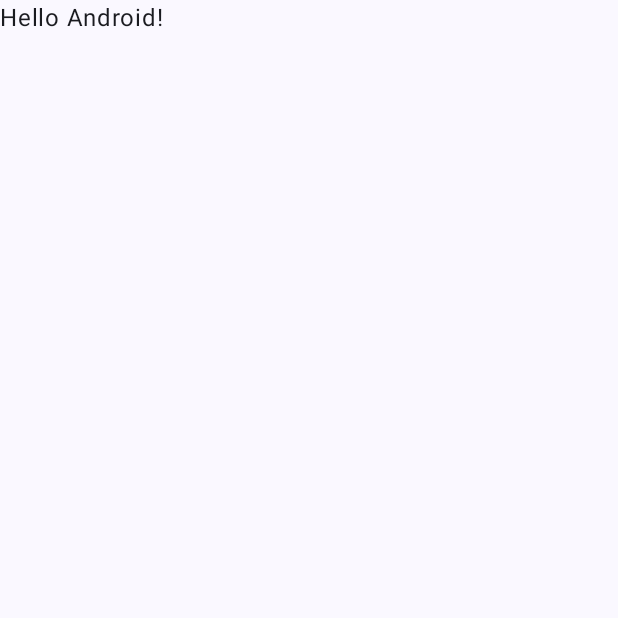
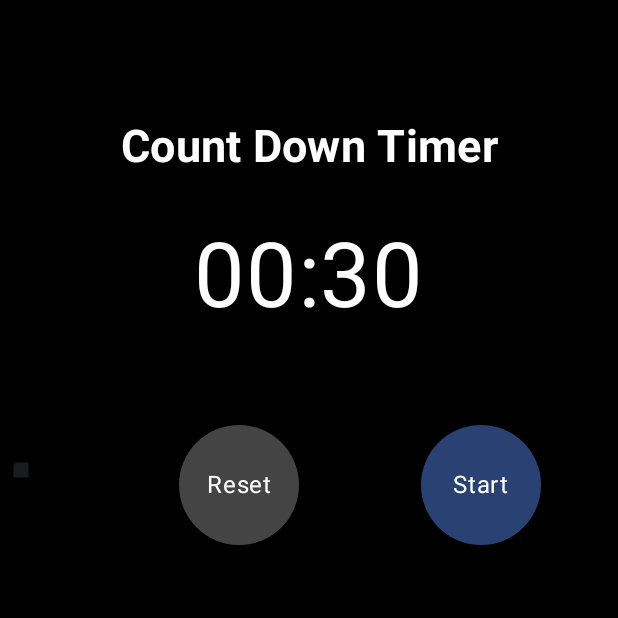
Before and after one commit to NgDucHieus/Modifier, an Android app built with Jetpack Compose: the screen it shows after launch (MainActivity), on a phone screen of 412 x 824 dp, the top half of it. Before the commit the part shown is almost empty. Run offline under Robolectric (Android 15) with nearby library versions, the phone set to English and light mode, and no system bars; our stand-ins replace livedata-compose.

Commit message:
base App

```diff
--- a/app/build.gradle
+++ b/app/build.gradle
@@ -29,6 +29,7 @@ android {
     compileOptions {
         sourceCompatibility JavaVersion.VERSION_1_8
         targetCompatibility JavaVersion.VERSION_1_8
+        coreLibraryDesugaringEnabled true
     }
     kotlinOptions {
         jvmTarget = '1.8'
@@ -47,7 +48,8 @@ android {
 }
 
 dependencies {
-
+    implementation "androidx.compose.runtime:runtime-livedata:1.5.1"
+    coreLibraryDesugaring("com.android.tools:desugar_jdk_libs:1.1.5")
     implementation 'androidx.core:core-ktx:1.8.0'
     implementation platform('org.jetbrains.kotlin:kotlin-bom:1.8.0')
     implementation 'androidx.lifecycle:lifecycle-runtime-ktx:2.3.1'
--- a/app/src/main/java/com/example/madteamb/MainActivity.kt
+++ b/app/src/main/java/com/example/madteamb/MainActivity.kt
@@ -10,7 +10,9 @@ import androidx.compose.material3.Text
 import androidx.compose.runtime.Composable
 import androidx.compose.ui.Modifier
 import androidx.compose.ui.tooling.preview.Preview
+import com.example.madteamb.model.TimerViewModel
 import com.example.madteamb.ui.theme.MadTeamBTheme
+import com.example.madteamb.ui.theme.ext.TimerHomeScreen
 
 class MainActivity : ComponentActivity() {
     override fun onCreate(savedInstanceState: Bundle?) {
@@ -22,25 +24,10 @@ class MainActivity : ComponentActivity() {
                     modifier = Modifier.fillMaxSize(),
                     color = MaterialTheme.colorScheme.background
                 ) {
-                    Greeting("Android")
+                    TimerHomeScreen(viewModel = TimerViewModel())
                 }
+
             }
         }
     }
 }
-
-@Composable
-fun Greeting(name: String, modifier: Modifier = Modifier) {
-    Text(
-        text = "Hello $name!",
-        modifier = modifier
-    )
-}
-
-@Preview(showBackground = true)
-@Composable
-fun GreetingPreview() {
-    MadTeamBTheme {
-        Greeting("Android")
-    }
-}
--- /dev/null
+++ b/app/src/main/java/com/example/madteamb/model/TimerModel.kt
@@ -0,0 +1,17 @@
+package com.example.madteamb.model
+import java.time.Duration
+
+data class TimerModel(
+    val timeDuration: Duration = Duration.ofSeconds(30),
+    val remaingTime: Long = timeDuration.toMillis(),
+    val status: Status = Status.STARTED,
+    val toggle:ButtonState = ButtonState.START
+)
+enum class Status
+{
+    STARTED,FINSIHED,RUNNING
+}
+enum class ButtonState
+{
+    START,PAUSE,RESUME
+}
--- /dev/null
+++ b/app/src/main/java/com/example/madteamb/ui/theme/ext/TimerHomeScreen.kt
@@ -0,0 +1,200 @@
+package com.example.madteamb.ui.theme.ext
+
+import androidx.compose.animation.animateColor
+import androidx.compose.animation.core.LinearEasing
+import androidx.compose.animation.core.RepeatMode
+import androidx.compose.animation.core.infiniteRepeatable
+import androidx.compose.animation.core.rememberInfiniteTransition
+import androidx.compose.animation.core.tween
+import androidx.compose.foundation.background
+import androidx.compose.foundation.clickable
+import androidx.compose.foundation.layout.Arrangement
+import androidx.compose.foundation.layout.Box
+import androidx.compose.foundation.layout.Column
+import androidx.compose.foundation.layout.Row
+import androidx.compose.foundation.layout.Spacer
+import androidx.compose.foundation.layout.fillMaxHeight
+import androidx.compose.foundation.layout.fillMaxWidth
+import androidx.compose.foundation.layout.height
+import androidx.compose.foundation.layout.padding
+import androidx.compose.foundation.layout.size
+import androidx.compose.foundation.shape.CircleShape
+import androidx.compose.material3.Icon
+import androidx.compose.material3.IconButton
+import androidx.compose.material3.MaterialTheme
+import androidx.compose.material3.Text
+import androidx.compose.runtime.Composable
+import androidx.compose.runtime.getValue
+import androidx.compose.runtime.livedata.observeAsState
+import androidx.compose.ui.Alignment
+import androidx.compose.ui.Modifier
+import androidx.compose.ui.draw.clip
+import androidx.compose.ui.graphics.Color
+import androidx.compose.ui.res.painterResource
+import androidx.compose.ui.text.font.FontWeight
+import androidx.compose.ui.text.style.TextAlign
+import androidx.compose.ui.tooling.preview.Preview
+import androidx.compose.ui.unit.dp
+import androidx.compose.ui.unit.sp
+import androidx.lifecycle.ViewModel
+import com.example.madteamb.R
+import com.example.madteamb.model.ButtonState
+import com.example.madteamb.model.TimerModel
+import com.example.madteamb.model.TimerViewModel
+
+@Composable
+fun TimerHomeScreen(viewModel: TimerViewModel)
+{
+    val timer by viewModel.viewState.observeAsState(TimerModel())
+    Column(
+        modifier = Modifier
+            .fillMaxWidth()
+            .fillMaxHeight()
+            .background(Color.Black),
+        verticalArrangement = Arrangement.Top,
+        horizontalAlignment = Alignment.CenterHorizontally
+    ) {
+        TimerHeader()
+        Spacer(modifier = Modifier.height(25.dp))
+        TimerTopSection(time = timer.timeDuration.format(), remainingTime = timer.remaingTime)
+        Spacer(modifier =Modifier.height(25.dp))
+        TimerButton(viewModel)
+
+    }
+
+}
+@Composable
+fun TimerTopSection(time:String,remainingTime:Long)
+{
+    val infiniteTransition = rememberInfiniteTransition()
+    val alpha by infiniteTransition.animateColor(
+        initialValue = Color.Red,
+        targetValue = Color.Green,
+        animationSpec = infiniteRepeatable(
+            animation = tween(1000, easing = LinearEasing),
+            repeatMode = RepeatMode.Reverse
+        )
+    )
+    Row(
+        modifier = Modifier
+            .fillMaxWidth()
+            .padding(8.dp),
+        horizontalArrangement = Arrangement.SpaceEvenly,
+        verticalAlignment = Alignment.CenterVertically
+    ) {
+        Text(
+            text = time,
+            fontSize = 60.sp,
+            color = if(isTimeLessThan10seconds(remainingTime)){alpha} else Color.White
+        )
+    }
+}
+@Composable
+fun TimerHeader()
+{
+    Text(
+        text = "Count Down Timer",
+        fontSize = 30.sp,
+        color = Color.White,
+        fontWeight = FontWeight.Bold,
+        textAlign = TextAlign.Center,
+        modifier = Modifier
+            .fillMaxWidth()
+            .padding(top = 80.dp),
+        style = MaterialTheme.typography.titleMedium
+    )
+}
+private fun isTimeLessThan10seconds(time:Long) = time < 10000L
+
+@Composable
+fun TimerButton(timerState:TimerViewModel)
+{
+    val toggle by timerState.viewState.observeAsState()
+    Row(
+        modifier = Modifier
+            .fillMaxWidth(),
+        horizontalArrangement = Arrangement.SpaceEvenly,
+        verticalAlignment = Alignment.CenterVertically
+    )
+    {
+        IconButton(onClick = {
+            timerState.resetTimer()
+        }) {
+            Icon(painter = painterResource(id = R.drawable.ic_stop), contentDescription = "stop button")
+        }
+        ButtonLayout(timerState)
+    }
+}
+@Composable
+fun ButtonLayout(timerState: TimerViewModel) {
+    val toggle by timerState.viewState.observeAsState()
+    var text = ""
+    var color: Color = MaterialTheme.colorScheme.primary
+    var textColor: Color = Color.White
+    when (toggle?.toggle) {
+        ButtonState.START -> {
+            text = "Start"
+            color = MaterialTheme.colorScheme.primary
+            textColor = Color.White
+        }
+
+        ButtonState.RESUME -> {
+            text = "Resume"
+            color = MaterialTheme.colorScheme.secondary
+            textColor = Color.Black
+        }
+
+        ButtonState.PAUSE -> {
+            text = "Pause"
+            color = MaterialTheme.colorScheme.secondary
+            textColor = Color.Black
+        }
+
+        else -> {}
+    }
+    Row(
+        modifier = Modifier.fillMaxWidth(),
+        horizontalArrangement = Arrangement.SpaceEvenly,
+        verticalAlignment = Alignment.CenterVertically
+    )
+    {
+        Box(
+            modifier = Modifier
+                .clickable {
+                    timerState.resetTimer()
+                }
+                .padding(30.dp)
+                .size(80.dp)
+                .clip(CircleShape)
+                .background(Color.DarkGray)
+                .fillMaxWidth())
+        {
+            Text(
+                text = "Reset", color = Color.White, modifier = Modifier
+                    .align(Alignment.Center)
+                    .padding(8.dp)
+            )
+        }
+        Box(modifier = Modifier
+            .clickable {
+                timerState.buttonselection()
+            }
+            .padding(10.dp)
+            .size(80.dp)
+            .clip(CircleShape)
+            .background(color)
+            .fillMaxWidth()) {
+            Text(
+                text = text, color = textColor, modifier = Modifier
+                    .align(Alignment.Center)
+                    .padding(8.dp)
+            )
+        }
+    }
+}
+@Preview
+@Composable
+fun Previewtimer()
+{
+    TimerHomeScreen(viewModel = TimerViewModel())
+}
--- /dev/null
+++ b/app/src/main/java/com/example/madteamb/ui/theme/ext/UiExt.kt
@@ -0,0 +1,17 @@
+package com.example.madteamb.ui.theme.ext
+
+import java.time.Duration
+import android.os.Build
+import kotlin.math.abs
+
+
+fun Duration.format():String
+{
+    val seconds = abs(seconds)
+    val value = String.format(
+        "%02d:%02d",
+        seconds % 3600/60,
+        seconds % 60
+    )
+    return value
+}
--- /dev/null
+++ b/app/src/main/res/drawable/ic_stop.xml
@@ -0,0 +1,11 @@
+<vector xmlns:android="http://schemas.android.com/apk/res/android"
+    android:width="48dp"
+    android:height="48dp"
+    android:viewportWidth="48"
+    android:viewportHeight="48"
+
+    >
+    <path
+        android:fillColor="@android:color/white"
+        android:pathData="M6,6h12v12H6z"/>
+</vector>
```
Also changed, not shown: app/src/main/java/com/example/madteamb/model/TimerViewModel.kt (added, +77 -0 lines), app/src/main/java/com/example/madteamb/ui/theme/CountDownMain.kt (added, +9 -0 lines), app/src/main/res/drawable/ic_pause.xml (added, +10 -0 lines), app/src/main/res/drawable/ic_play.xml (added, +11 -0 lines), app/src/main/res/drawable/img.png (added), app/src/main/res/drawable/stop.png (added).
